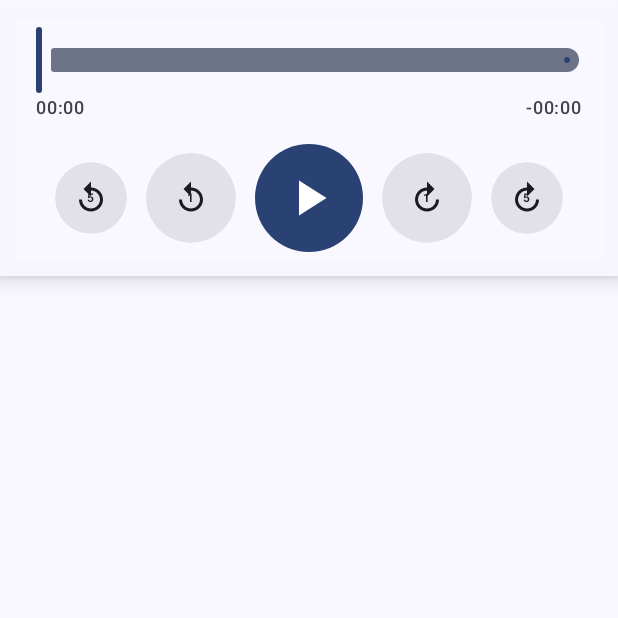
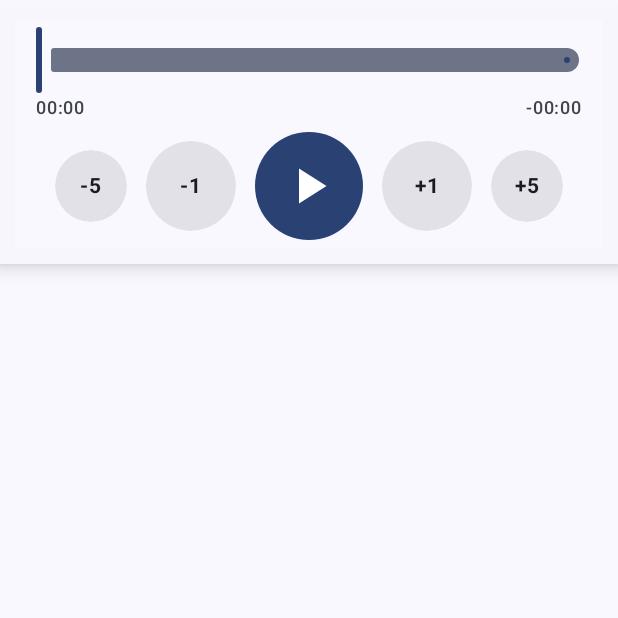
Before and after one commit to desigrit/kaptus, an Android app built with Jetpack Compose: the composable PlaybackControls called with empty values, on a phone screen of 412 x 824 dp, the top half of it. Run offline under Robolectric (Android 15) with nearby library versions, the phone set to English and light mode, and no system bars.

Commit message:
Implemented core Landscape mode

```diff
--- a/app/src/main/java/com/example/kaptus/ui/composables/PlaybackControls.kt
+++ b/app/src/main/java/com/example/kaptus/ui/composables/PlaybackControls.kt
@@ -2,6 +2,7 @@
 
 package com.example.kaptus.ui.composables
 
+import android.content.res.Configuration
 import androidx.compose.animation.core.animateDpAsState
 import androidx.compose.animation.core.tween
 import androidx.compose.foundation.background
@@ -11,14 +12,11 @@ import androidx.compose.foundation.shape.RoundedCornerShape
 import androidx.compose.material.icons.Icons
 import androidx.compose.material.icons.filled.Pause
 import androidx.compose.material.icons.filled.PlayArrow
-import androidx.compose.material.icons.filled.Replay
 import androidx.compose.material3.*
 import androidx.compose.runtime.Composable
 import androidx.compose.runtime.getValue
 import androidx.compose.ui.Alignment
 import androidx.compose.ui.Modifier
-import androidx.compose.ui.draw.scale
-import androidx.compose.ui.graphics.vector.ImageVector
 import androidx.compose.ui.text.font.FontWeight
 import androidx.compose.ui.unit.dp
 import androidx.compose.ui.unit.sp
@@ -35,14 +33,17 @@ fun PlaybackControls(
     onSliderChange: (Float) -> Unit,
     onSliderChangeFinished: () -> Unit,
     onSeek: (Long) -> Unit,
+    orientation: Int
 ) {
+    val verticalPadding = if (orientation == Configuration.ORIENTATION_LANDSCAPE) 8.dp else 16.dp
+
     Surface(
         modifier = modifier.fillMaxWidth(),
         color = MaterialTheme.colorScheme.surface.copy(alpha = 0.95f),
         shadowElevation = 8.dp
     ) {
         Column(
-            modifier = Modifier.padding(horizontal = 24.dp, vertical = 16.dp)
+            modifier = Modifier.padding(horizontal = 24.dp, vertical = verticalPadding)
         ) {
             Slider(
                 value = sliderPosition,
@@ -66,17 +67,17 @@ fun PlaybackControls(
                     color = MaterialTheme.colorScheme.onSurfaceVariant
                 )
             }
-            Spacer(modifier = Modifier.height(16.dp))
+            Spacer(modifier = Modifier.height(8.dp))
             Row(
                 modifier = Modifier.fillMaxWidth(),
                 horizontalArrangement = Arrangement.SpaceEvenly,
                 verticalAlignment = Alignment.CenterVertically
             ) {
                 IconButton(onClick = { onSeek(-5000) }, modifier = Modifier.size(48.dp)) {
-                    SeekIcon(icon = Icons.Default.Replay, text = "5")
+                    SeekIcon(text = "-5")
                 }
                 IconButton(onClick = { onSeek(-1000) }, modifier = Modifier.size(60.dp)) {
-                    SeekIcon(icon = Icons.Default.Replay, text = "1")
+                    SeekIcon(text = "-1")
                 }
                 val buttonShapeCornerRadius by animateDpAsState(
                     targetValue = if (isPlaying) 8.dp else 36.dp,
@@ -100,10 +101,10 @@ fun PlaybackControls(
                     )
                 }
                 IconButton(onClick = { onSeek(1000) }, modifier = Modifier.size(60.dp)) {
-                    SeekIcon(icon = Icons.Default.Replay, text = "1", isMirrored = true)
+                    SeekIcon(text = "+1")
                 }
                 IconButton(onClick = { onSeek(5000) }, modifier = Modifier.size(48.dp)) {
-                    SeekIcon(icon = Icons.Default.Replay, text = "5", isMirrored = true)
+                    SeekIcon(text = "+5")
                 }
             }
         }
@@ -111,24 +112,17 @@ fun PlaybackControls(
 }
 
 @Composable
-private fun SeekIcon(icon: ImageVector, text: String, isMirrored: Boolean = false) {
+private fun SeekIcon(text: String) {
     Surface(
         shape = CircleShape,
         color = MaterialTheme.colorScheme.onSurface.copy(alpha = 0.1f),
         modifier = Modifier.fillMaxSize()
     ) {
         Box(contentAlignment = Alignment.Center) {
-            Icon(
-                imageVector = icon,
-                contentDescription = "Seek $text seconds",
-                modifier = Modifier
-                    .size(24.dp)
-                    .scale(scaleX = if (isMirrored) -1f else 1f, scaleY = 1f)
-            )
             Text(
                 text = text,
                 fontWeight = FontWeight.Bold,
-                fontSize = 8.sp,
+                fontSize = 14.sp, // Increased font size for better visibility
                 color = MaterialTheme.colorScheme.onSurface
             )
         }
```
Also changed, not shown: app/src/main/java/com/example/kaptus/ui/MainScreen.kt (+53 -25 lines), app/src/main/java/com/example/kaptus/ui/composables/KaptusTopAppBar.kt (+34 -19 lines).
